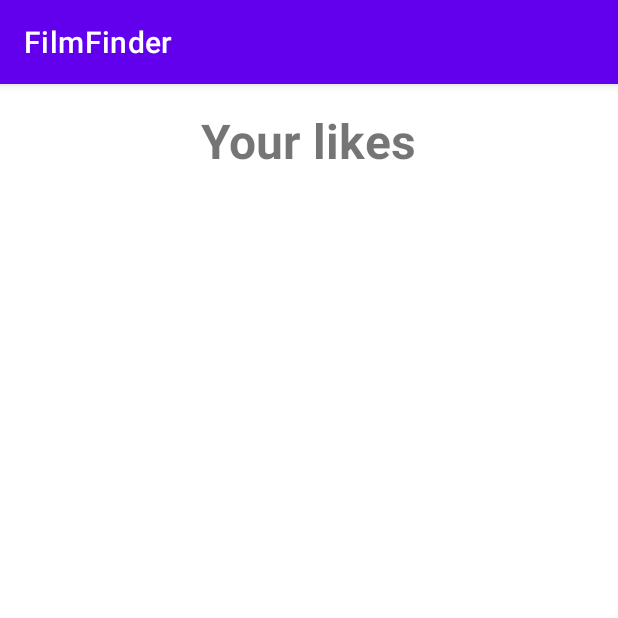
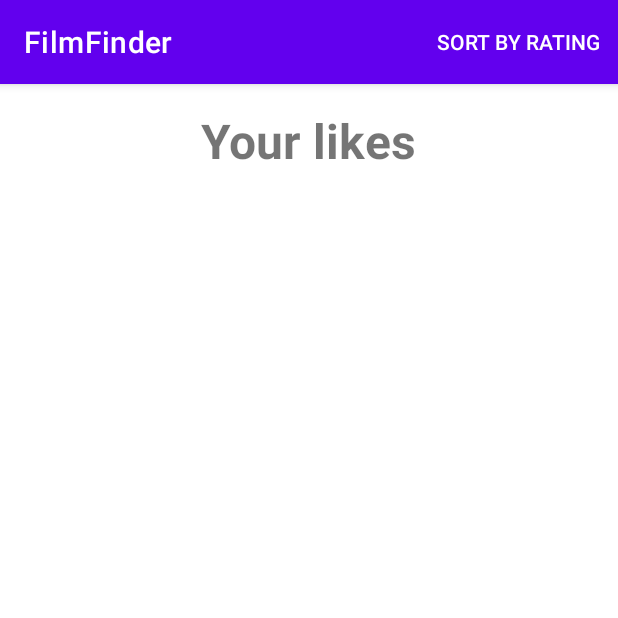
Before and after one commit to Ra53n/FilmFinder, an Android app: the fragment LikedMoviesFragment placed in its activity, on a phone screen of 412 x 824 dp, the top half of it. Run offline under Robolectric (Android 15) with nearby library versions, the phone set to English and light mode, and no system bars; our stand-ins replace Room's generated code; libraries missing offline, so code that uses them is left out: coil.api.load; pictures from the network do not load; 2 statements that could not run were skipped.

Commit message:
Добавил возможность фильтровать по рейтингу понравившиеся фильмы

```diff
--- a/app/src/main/java/com/example/filmfinder/data/repository/localRepo/RepositoryLocalImpl.kt
+++ b/app/src/main/java/com/example/filmfinder/data/repository/localRepo/RepositoryLocalImpl.kt
@@ -5,9 +5,14 @@ import com.example.filmfinder.data.Movie
 import com.example.filmfinder.data.room.likedMovies.LikedMoviesEntity
 import com.example.filmfinder.data.room.movieNotes.MovieNotesEntity
 
-class RepositoryLocalImpl : RepositoryLocalLikedMovies,RepositoryLocalNotes {
+class RepositoryLocalImpl : RepositoryLocalLikedMovies, RepositoryLocalNotes {
     override fun getAllLikedMovies(): List<Movie> {
         return App.getLikedMoviesDao().getAllLikedMovies()
+            .map { convertLikedMovieToMovie(it) }
+    }
+
+    override fun getLikedMoviesSortedByRating(isAsc:Int): List<Movie> {
+        return App.getLikedMoviesDao().getAllMoviesSortedByRating(isAsc)
             .map { convertLikedMovieToMovie(it) }
     }
 
@@ -30,7 +35,7 @@ class RepositoryLocalImpl : RepositoryLocalLikedMovies,RepositoryLocalNotes {
 
     private fun convertLikedMovieToMovie(likedMoviesEntity: LikedMoviesEntity) =
         with(likedMoviesEntity) {
-            Movie(movieId,title, overview, realiseDate, rating, posterPath)
+            Movie(movieId, title, overview, realiseDate, rating, posterPath)
         }
 
     override fun getAllNotes(): List<MovieNotesEntity> {
--- a/app/src/main/java/com/example/filmfinder/data/repository/localRepo/RepositoryLocalLikedMovies.kt
+++ b/app/src/main/java/com/example/filmfinder/data/repository/localRepo/RepositoryLocalLikedMovies.kt
@@ -5,6 +5,7 @@ import com.example.filmfinder.data.room.likedMovies.LikedMoviesEntity
 
 interface RepositoryLocalLikedMovies {
     fun getAllLikedMovies():List<Movie>
+    fun getLikedMoviesSortedByRating(isAsc : Int):List<Movie>
     fun saveMovie(movie: Movie)
     fun deleteMovie(movie: Movie)
     fun deleteMovie(entity: LikedMoviesEntity)
--- a/app/src/main/java/com/example/filmfinder/data/room/likedMovies/LikedMoviesDao.kt
+++ b/app/src/main/java/com/example/filmfinder/data/room/likedMovies/LikedMoviesDao.kt
@@ -1,6 +1,7 @@
 package com.example.filmfinder.data.room.likedMovies
 
 import androidx.room.*
+import java.time.LocalDate
 
 @Dao
 interface LikedMoviesDao {
@@ -15,4 +16,12 @@ interface LikedMoviesDao {
 
     @Query("SELECT * FROM liked_movies_entity")
     fun getAllLikedMovies(): List<LikedMoviesEntity>
+
+    @Query("SELECT * FROM liked_movies_entity ORDER BY " +
+            "CASE WHEN :isAsc = 1 THEN rating END ASC, " +
+            "CASE WHEN :isAsc = 2 THEN rating END DESC ")
+    fun getAllMoviesSortedByRating(isAsc : Int): List<LikedMoviesEntity>
+
+    @Query("SELECT * FROM liked_movies_entity")
+    fun getAllUpcomingMovies(): List<LikedMoviesEntity>
 }
--- a/app/src/main/java/com/example/filmfinder/view/likedMovies/LikedMoviesFragment.kt
+++ b/app/src/main/java/com/example/filmfinder/view/likedMovies/LikedMoviesFragment.kt
@@ -1,9 +1,8 @@
 package com.example.filmfinder.view.likedMovies
 
+import android.annotation.SuppressLint
 import android.os.Bundle
-import android.view.LayoutInflater
-import android.view.View
-import android.view.ViewGroup
+import android.view.*
 import androidx.fragment.app.Fragment
 import androidx.lifecycle.ViewModelProvider
 import androidx.recyclerview.widget.LinearLayoutManager
@@ -19,6 +18,7 @@ class LikedMoviesFragment : Fragment() {
     private var _binding: LikedMoviesFragmentBinding? = null
     private val binding get() = _binding!!
     private lateinit var adapter: LikedMoviesFragmentAdapter
+    private lateinit var mOptionsMenu: Menu
 
     companion object {
         fun newInstance() = LikedMoviesFragment()
@@ -31,6 +31,7 @@ class LikedMoviesFragment : Fragment() {
         inflater: LayoutInflater, container: ViewGroup?,
         savedInstanceState: Bundle?
     ): View {
+        setHasOptionsMenu(true)
         _binding = LikedMoviesFragmentBinding.inflate(inflater, container, false)
         return binding.root
     }
@@ -54,6 +55,30 @@ class LikedMoviesFragment : Fragment() {
         _binding = null
     }
 
+
+    @SuppressLint("UseCompatLoadingForDrawables")
+    override fun onCreateOptionsMenu(menu: Menu, inflater: MenuInflater) {
+        menu.clear()
+        inflater.inflate(R.menu.liked_fragment_menu, menu)
+        mOptionsMenu = menu
+    }
+
+    override fun onOptionsItemSelected(item: MenuItem): Boolean {
+        when(item.itemId){
+            R.id.liked_movies_fragment__sort_by_rating -> {
+                viewModel.getSortedLikedMoviesByRating()
+                viewModel.switchSortingIcon(item)
+                mOptionsMenu.findItem(R.id.liked_movies_fragment__clear_filters).isVisible = true
+            }
+            R.id.liked_movies_fragment__clear_filters -> {
+                mOptionsMenu.findItem(R.id.liked_movies_fragment__sort_by_rating).icon = null
+                viewModel.getLikedMoviesFromLocalSource()
+                item.isVisible = false
+            }
+        }
+        return true
+    }
+
     private fun renderData(appState: AppState) {
         when (appState) {
             is AppState.Error -> binding.root.snackBarWithAction(
--- /dev/null
+++ b/app/src/main/res/drawable/ic_baseline_keyboard_arrow_down_24.xml
@@ -0,0 +1,10 @@
+<vector xmlns:android="http://schemas.android.com/apk/res/android"
+    android:width="24dp"
+    android:height="24dp"
+    android:viewportWidth="24"
+    android:viewportHeight="24"
+    android:tint="?attr/colorControlNormal">
+  <path
+      android:fillColor="@android:color/white"
+      android:pathData="M7.41,8.59L12,13.17l4.59,-4.58L18,10l-6,6 -6,-6 1.41,-1.41z"/>
+</vector>
--- /dev/null
+++ b/app/src/main/res/drawable/ic_baseline_keyboard_arrow_up_24.xml
@@ -0,0 +1,10 @@
+<vector xmlns:android="http://schemas.android.com/apk/res/android"
+    android:width="24dp"
+    android:height="24dp"
+    android:viewportWidth="24"
+    android:viewportHeight="24"
+    android:tint="?attr/colorControlNormal">
+  <path
+      android:fillColor="@android:color/white"
+      android:pathData="M7.41,15.41L12,10.83l4.59,4.58L18,14l-6,-6 -6,6z"/>
+</vector>
--- /dev/null
+++ b/app/src/main/res/menu/liked_fragment_menu.xml
@@ -0,0 +1,14 @@
+<?xml version="1.0" encoding="utf-8"?>
+<menu xmlns:android="http://schemas.android.com/apk/res/android"
+    xmlns:app="http://schemas.android.com/apk/res-auto">
+    <item
+        android:id="@+id/liked_movies_fragment__sort_by_rating"
+        android:title="Sort by rating"
+        app:showAsAction="always" />
+
+    <item
+        android:id="@+id/liked_movies_fragment__clear_filters"
+        android:title="Clear"
+        app:showAsAction="always"
+        android:visible="false"/>
+</menu>
```
Also changed, not shown: app/src/main/java/com/example/filmfinder/viewModel/LikedMoviesViewModel.kt (+22 -0 lines).
